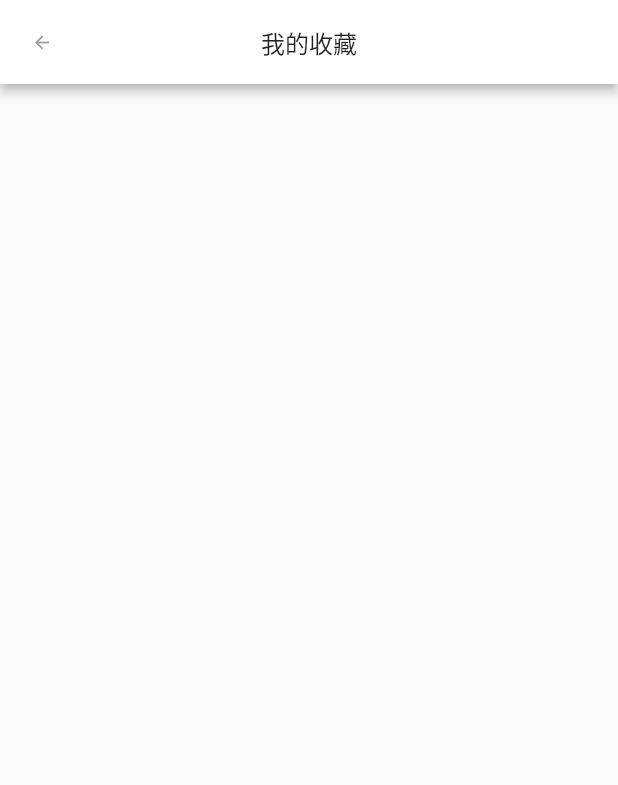
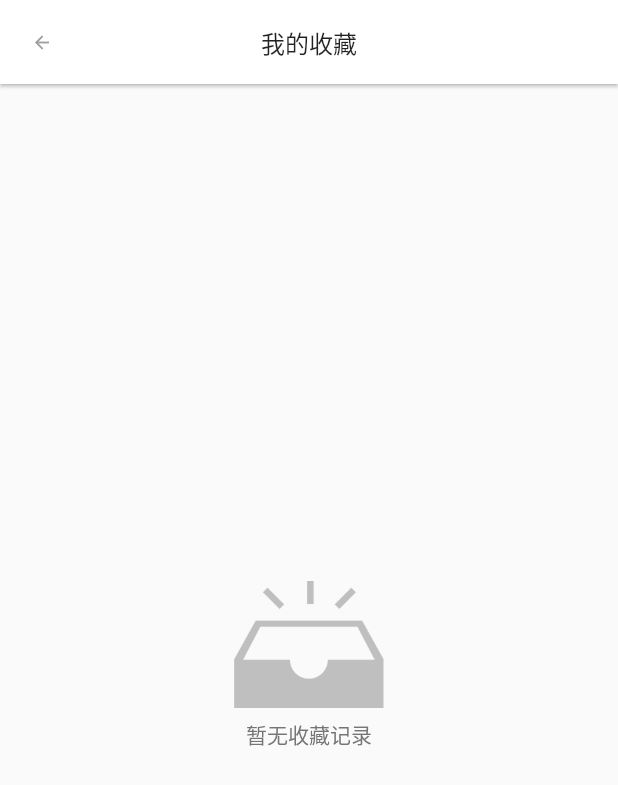
Before and after one commit to jigangzhang/flutter_cook, a Flutter app: the CookListPage screen opened directly, on a phone screen of 412 x 824 dp. Shown: the top 785 px of the screen. Run offline on Flutter 3.47's test engine with Material 2 defaults, Android fonts, the phone set to English and light mode, and no system bars; our stand-ins replace dio, sqflite; accounts and stored records are empty; network calls fail.

Commit message:
页面优化； 更换App图标；

```diff
--- a/lib/page/cook_list_page.dart
+++ b/lib/page/cook_list_page.dart
@@ -98,14 +98,32 @@ class CookListState extends State<CookListPage> {
     return Scaffold(
       appBar: AppBar(
         centerTitle: true,
-        elevation: 3,
+        elevation: 1,
         iconTheme: IconThemeData(color: Colors.grey, size: 14),
         title: Text(
           widget.name,
           style: TextStyle(fontSize: 16),
         ),
       ),
-      body: Column(
+      body: _cid == null && _cookbooks.length == 0
+          ? Center(
+              child: Column(
+                mainAxisAlignment: MainAxisAlignment.center,
+                crossAxisAlignment: CrossAxisAlignment.center,
+                children: <Widget>[
+                  Image.asset(
+                    'image/no-data.png',
+                    height: 100,
+                    width: 100,
+                  ),
+                  Text(
+                    '暂无收藏记录',
+                    style: TextStyle(color: Colors.grey[600], fontSize: 14),
+                  )
+                ],
+              ),
+            )
+          : Column(
               children: <Widget>[
                 Expanded(
                   child: GridView.count(
--- a/pubspec.yaml
+++ b/pubspec.yaml
@@ -75,3 +75,4 @@ flutter:
   assets:
 
   - image/placeholder.png
+  - image/no-data.png
```
Also changed, not shown: lib/main.dart (+5 -4 lines), image/no-data.png (added), image/placeholder.png, 10 other files. Lines whose indentation alone changed are shown as unchanged.
